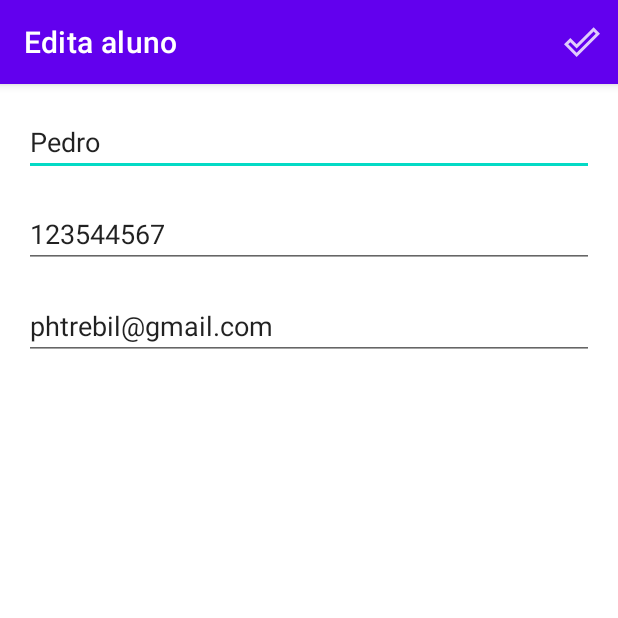
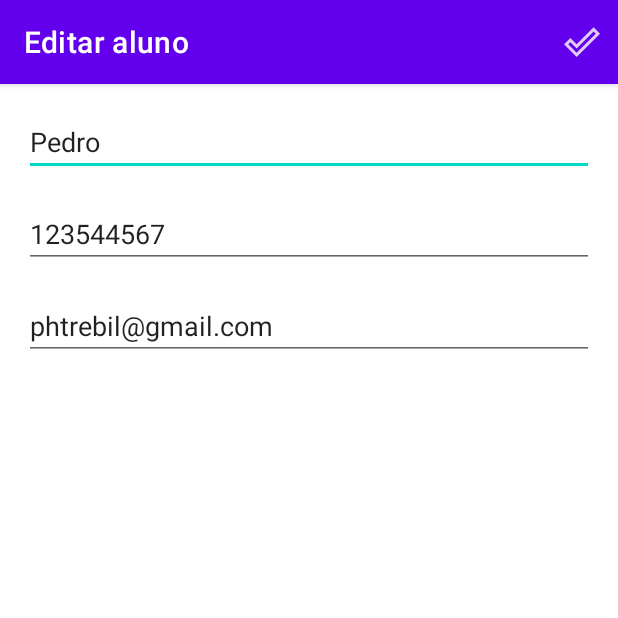
Before and after one commit to phtrebil/Agenda_Alura, an Android app: the screen it shows after launch (Add_Aluno), after a tap on "Pedro", on a phone screen of 412 x 824 dp, the top half of it. Run offline under Robolectric (Android 15) with nearby library versions, the phone set to English and light mode, and no system bars.

Commit message:
finalizando app e refatorando código

```diff
--- a/app/src/main/java/br/com/alura/ui/Add_Aluno.java
+++ b/app/src/main/java/br/com/alura/ui/Add_Aluno.java
@@ -18,7 +18,7 @@ import br.com.alura.model.Aluno;
 public class Add_Aluno extends AppCompatActivity {
 
     private static final String TITULO_NOVO_ALUNO = "Novo aluno";
-    private static final String TITULO_EDITA_ALUNO = "Edita aluno";
+    private static final String TITULO_EDITA_ALUNO = "Editar aluno";
     private EditText campoNome;
     private EditText campoTelefone;
     private EditText campoEmail;
--- a/app/src/main/java/br/com/alura/ui/ListaAlunoActivity.java
+++ b/app/src/main/java/br/com/alura/ui/ListaAlunoActivity.java
@@ -8,21 +8,18 @@ import android.util.Log;
 import android.view.ContextMenu;
 import android.view.MenuItem;
 import android.view.View;
-import android.widget.AdapterView;
 import android.widget.ListView;
 
 import androidx.annotation.NonNull;
 import androidx.appcompat.app.AppCompatActivity;
 
 import br.com.alura.R;
-import br.com.alura.dao.alunoDAO;
 import br.com.alura.model.Aluno;
 
 public class ListaAlunoActivity extends AppCompatActivity {
 
     public static final String TITULO_LISTA = "Lista de Alunos";
-    private final alunoDAO dao = new alunoDAO();
-    private ListaDeAlunosAdapter adapter;
+    private final ListaAlunoView listaAlunoView = new ListaAlunoView(this);
 
 
     @Override
@@ -33,8 +30,6 @@ public class ListaAlunoActivity extends AppCompatActivity {
         View fab = findViewById(R.id.fab_add);
         configuraFabInsereAluno(fab);
         configuraLista();
-
-
     }
 
     @Override
@@ -47,13 +42,13 @@ public class ListaAlunoActivity extends AppCompatActivity {
     public boolean onContextItemSelected(@NonNull MenuItem item) {
         int itemId = item.getItemId();
         if(itemId == R.id.menu_remover) {
-            AdapterView.AdapterContextMenuInfo menuInfo =
-                    (AdapterView.AdapterContextMenuInfo) item.getMenuInfo();
-            Aluno alunoEscolhido = (Aluno) adapter.getItem(menuInfo.position);
-            remove(alunoEscolhido);
+            listaAlunoView.dialogoConfirmaRemocao(item);
+
         }
         return super.onContextItemSelected(item);
     }
+
+
 
     private void configuraFabInsereAluno(View fab) {
         fab.setOnClickListener((view -> startActivity(new Intent(this, Add_Aluno.class))));
@@ -62,24 +57,19 @@ public class ListaAlunoActivity extends AppCompatActivity {
     @Override
     protected void onResume() {
         super.onResume();
-        atualizaAlunos();
+        listaAlunoView.atualizaAlunos();
     }
 
-    private void atualizaAlunos() {
-        adapter.atualiza(dao.todos());
-    }
+
 
     private void configuraLista() {
         ListView listaDeAlunos = findViewById(R.id.lista);
-        configuraAdapter(listaDeAlunos);
+        listaAlunoView.configuraAdapter(listaDeAlunos);
         configuraListenerDeClickPorItem(listaDeAlunos);
         registerForContextMenu(listaDeAlunos);
     }
 
-    private void remove(Aluno aluno) {
-        dao.remove(aluno);
-        adapter.remove(aluno);
-    }
+
 
     private void configuraListenerDeClickPorItem(ListView listaDeAlunos) {
         listaDeAlunos.setOnItemClickListener((adapterView, view, posicao, id) -> {
@@ -96,8 +86,5 @@ public class ListaAlunoActivity extends AppCompatActivity {
         startActivity(vaiParaFormularioActivity);
     }
 
-    private void configuraAdapter(ListView listaDeAlunos) {
-        adapter = new ListaDeAlunosAdapter(this);
-        listaDeAlunos.setAdapter(adapter);
-        }
+
 }
--- /dev/null
+++ b/app/src/main/java/br/com/alura/ui/ListaAlunoView.java
@@ -0,0 +1,53 @@
+package br.com.alura.ui;
+
+import android.app.AlertDialog;
+import android.content.Context;
+import android.view.MenuItem;
+import android.widget.AdapterView;
+import android.widget.ListView;
+
+import androidx.annotation.NonNull;
+
+import br.com.alura.dao.alunoDAO;
+import br.com.alura.model.Aluno;
+
+public class ListaAlunoView {
+
+    private final ListaDeAlunosAdapter adapter;
+    private final alunoDAO dao;
+    private final Context context;
+
+    public ListaAlunoView(Context context) {
+        this.context = context;
+        this.adapter = new ListaDeAlunosAdapter(this.context);
+        dao = new alunoDAO();
+
+    }
+
+    public void dialogoConfirmaRemocao(@NonNull MenuItem item) {
+        new AlertDialog.Builder(context)
+                .setTitle("Removendo Aluno")
+                .setMessage("Tem certeza que deseja remover o aluno?")
+                .setPositiveButton("sim", (dialogInterface, i) -> {
+                    AdapterView.AdapterContextMenuInfo menuInfo =
+                            (AdapterView.AdapterContextMenuInfo) item.getMenuInfo();
+                    Aluno alunoEscolhido = (Aluno) adapter.getItem(menuInfo.position);
+                    remove(alunoEscolhido);
+                })
+                .setNegativeButton("não", null)
+                .show();
+    }
+
+    public void atualizaAlunos() {
+        adapter.atualiza(dao.todos());
+    }
+
+    public void remove(Aluno aluno) {
+        dao.remove(aluno);
+        adapter.remove(aluno);
+    }
+
+    public void configuraAdapter(ListView listaDeAlunos) {
+        listaDeAlunos.setAdapter(adapter);
+    }
+}
--- a/app/src/main/java/br/com/alura/ui/ListaDeAlunosAdapter.java
+++ b/app/src/main/java/br/com/alura/ui/ListaDeAlunosAdapter.java
@@ -66,5 +66,6 @@ public class ListaDeAlunosAdapter extends BaseAdapter {
     public void atualiza(List<Aluno> alunos){
         this.alunos.clear();
         this.alunos.addAll(alunos);
+        notifyDataSetChanged();
     }
 }
--- a/app/src/main/res/menu/activity_listaalunos_menu.xml
+++ b/app/src/main/res/menu/activity_listaalunos_menu.xml
@@ -1,7 +1,6 @@
 <?xml version="1.0" encoding="utf-8"?>
-<menu xmlns:app="http://schemas.android.com/apk/res-auto"
-    xmlns:android="http://schemas.android.com/apk/res/android">
+<menu xmlns:android="http://schemas.android.com/apk/res/android">
 
-    <item android:title="Remover"
+    <item android:title="@string/remover"
         android:id="@+id/menu_remover"/>
 </menu>
--- a/app/src/main/res/values-night/strings.xml
+++ b/app/src/main/res/values-night/strings.xml
@@ -6,4 +6,5 @@
     <string name="e_mail">E-mail</string>
     <string name="salvar">SALVAR</string>
     <string name="salvarAluno">Salvar</string>
+    <string name="remover">Remover</string>
 </resources>
--- a/app/src/main/res/values/strings.xml
+++ b/app/src/main/res/values/strings.xml
@@ -6,4 +6,5 @@
     <string name="e_mail">E-mail</string>
     <string name="salvar">SALVAR</string>
     <string name="salvarAluno">Salvar</string>
+    <string name="remover">Remover</string>
 </resources>
```
